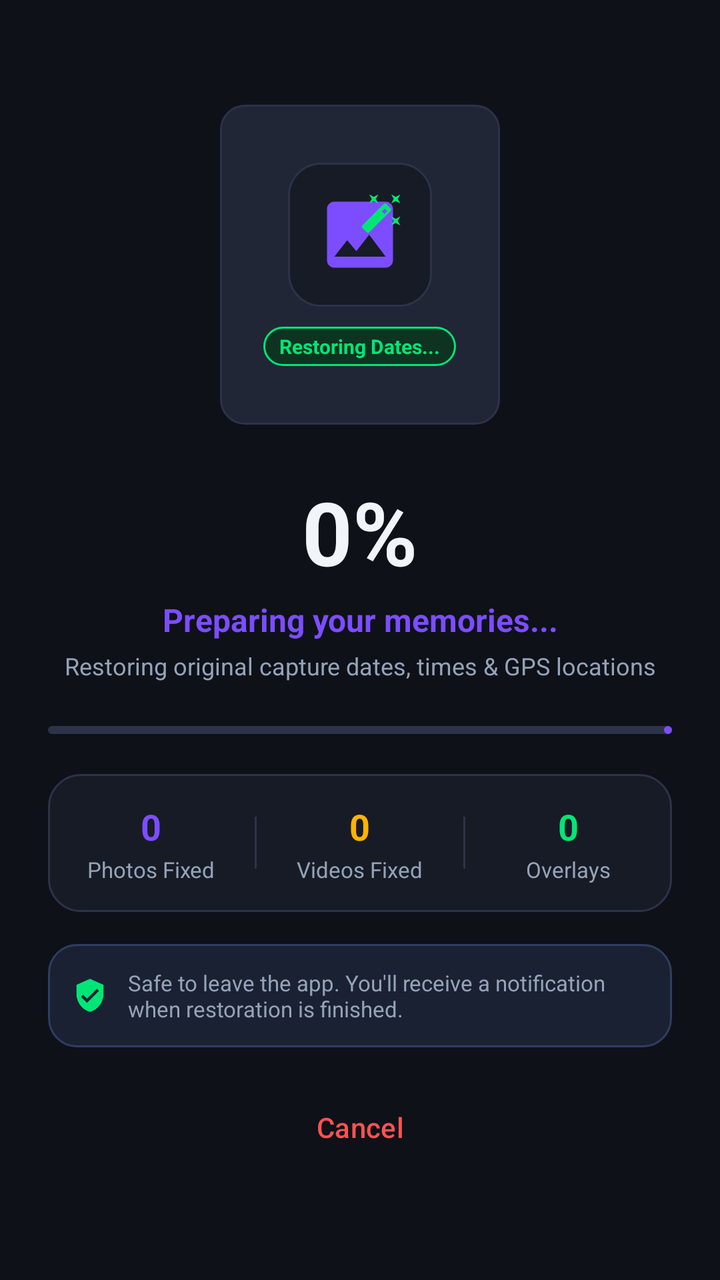
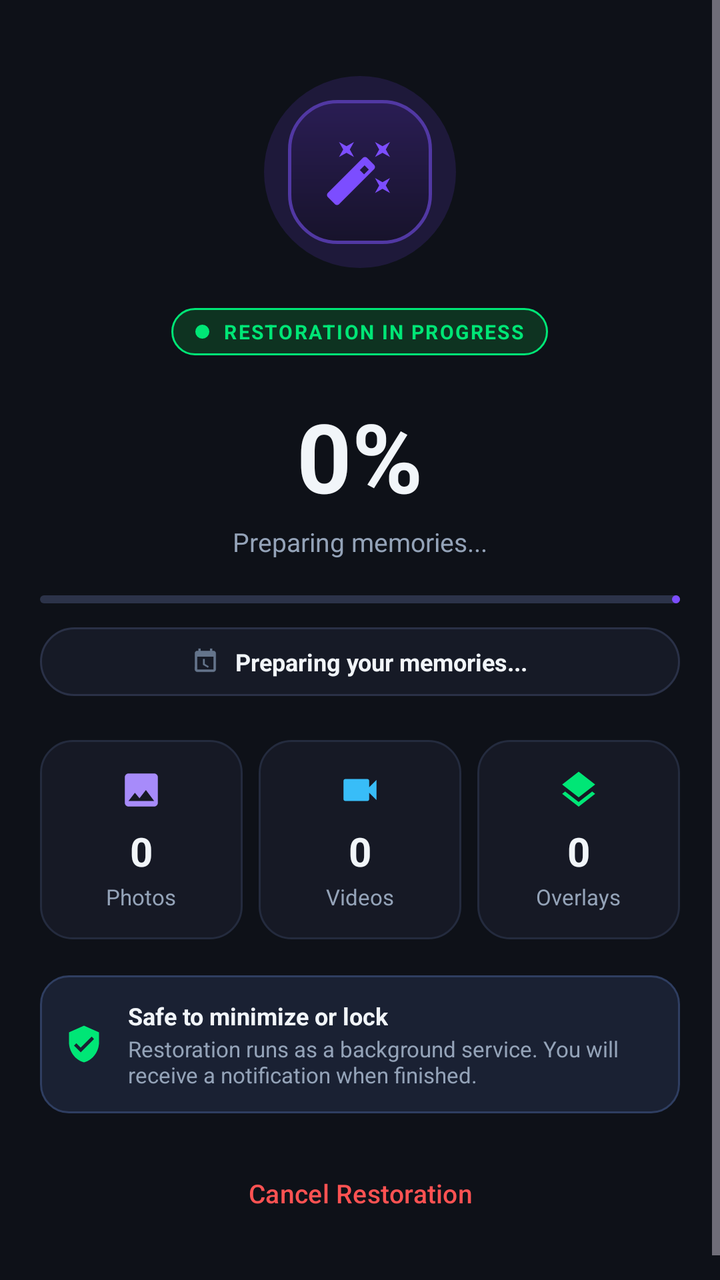

An Android layout rendered at two revisions. The XML below is the earlier revision; the diff shows what the commit changed to produce the second picture.
<!-- AndroidManifest.xml: application theme Theme.MemoryFix -->
<!-- res/layout/fragment_processing.xml -->
<?xml version="1.0" encoding="utf-8"?>
<LinearLayout xmlns:android="http://schemas.android.com/apk/res/android"
    xmlns:app="http://schemas.android.com/apk/res-auto"
    android:layout_width="match_parent"
    android:layout_height="match_parent"
    android:gravity="center"
    android:orientation="vertical"
    android:padding="24dp">

    
    <FrameLayout
        android:id="@+id/layoutPhotoFrame"
        android:layout_width="140dp"
        android:layout_height="160dp"
        android:background="@drawable/bg_card_elevated"
        android:padding="12dp">

        <LinearLayout
            android:layout_width="match_parent"
            android:layout_height="match_parent"
            android:gravity="center"
            android:orientation="vertical">

            
            <FrameLayout
                android:layout_width="72dp"
                android:layout_height="72dp"
                android:background="@drawable/bg_card"
                android:padding="14dp">

                <ImageView
                    android:id="@+id/ivAnimatedPhoto"
                    android:layout_width="match_parent"
                    android:layout_height="match_parent"
                    android:src="@drawable/ic_photo"
                    app:tint="@color/primary" />

                <ImageView
                    android:id="@+id/ivSparkleBadge"
                    android:layout_width="22dp"
                    android:layout_height="22dp"
                    android:layout_gravity="top|end"
                    android:src="@drawable/ic_auto_fix"
                    app:tint="@color/accent" />
            </FrameLayout>

            
            <TextView
                android:id="@+id/tvFrameDateBadge"
                android:layout_width="wrap_content"
                android:layout_height="wrap_content"
                android:layout_marginTop="10dp"
                android:background="@drawable/bg_badge_pill"
                android:paddingHorizontal="8dp"
                android:paddingVertical="3dp"
                android:text="Restoring Dates..."
                android:textColor="@color/accent"
                android:textSize="10sp"
                android:textStyle="bold" />
        </LinearLayout>
    </FrameLayout>

    
    <TextView
        android:id="@+id/tvProgressPercentage"
        android:layout_width="wrap_content"
        android:layout_height="wrap_content"
        android:layout_marginTop="24dp"
        android:text="0%"
        android:textColor="@color/text_primary"
        android:textSize="44sp"
        android:textStyle="bold" />

    
    <TextView
        android:id="@+id/tvSingleStatus"
        android:layout_width="wrap_content"
        android:layout_height="wrap_content"
        android:layout_marginTop="4dp"
        android:gravity="center"
        android:text="Preparing your memories..."
        android:textColor="@color/primary"
        android:textSize="16sp"
        android:textStyle="bold" />

    <TextView
        android:layout_width="wrap_content"
        android:layout_height="wrap_content"
        android:layout_marginTop="4dp"
        android:gravity="center"
        android:text="Restoring original capture dates, times &amp; GPS locations"
        android:textColor="@color/text_secondary"
        android:textSize="12sp" />

    
    <com.google.android.material.progressindicator.LinearProgressIndicator
        android:id="@+id/progressLinear"
        android:layout_width="match_parent"
        android:layout_height="8dp"
        android:layout_marginTop="22dp"
        app:indicatorColor="@color/primary"
        app:trackColor="@color/surface_border"
        app:trackCornerRadius="4dp" />

    
    <LinearLayout
        android:layout_width="match_parent"
        android:layout_height="wrap_content"
        android:layout_marginTop="20dp"
        android:background="@drawable/bg_card"
        android:gravity="center"
        android:orientation="horizontal"
        android:paddingVertical="14dp">

        <LinearLayout
            android:layout_width="0dp"
            android:layout_height="wrap_content"
            android:layout_weight="1"
            android:gravity="center"
            android:orientation="vertical">

            <TextView
                android:id="@+id/tvLivePhotosFixed"
                android:layout_width="wrap_content"
                android:layout_height="wrap_content"
                android:text="0"
                android:textColor="@color/primary"
                android:textSize="18sp"
                android:textStyle="bold" />

            <TextView
                android:layout_width="wrap_content"
                android:layout_height="wrap_content"
                android:layout_marginTop="2dp"
                android:text="Photos Fixed"
                android:textColor="@color/text_secondary"
                android:textSize="11sp" />
        </LinearLayout>

        <View
            android:layout_width="1dp"
            android:layout_height="26dp"
            android:background="@color/surface_border" />

        <LinearLayout
            android:layout_width="0dp"
            android:layout_height="wrap_content"
            android:layout_weight="1"
            android:gravity="center"
            android:orientation="vertical">

            <TextView
                android:id="@+id/tvLiveVideosFixed"
                android:layout_width="wrap_content"
                android:layout_height="wrap_content"
                android:text="0"
                android:textColor="@color/amber"
                android:textSize="18sp"
                android:textStyle="bold" />

            <TextView
                android:layout_width="wrap_content"
                android:layout_height="wrap_content"
                android:layout_marginTop="2dp"
                android:text="Videos Fixed"
                android:textColor="@color/text_secondary"
                android:textSize="11sp" />
        </LinearLayout>

        <View
            android:layout_width="1dp"
            android:layout_height="26dp"
            android:background="@color/surface_border" />

        <LinearLayout
            android:layout_width="0dp"
            android:layout_height="wrap_content"
            android:layout_weight="1"
            android:gravity="center"
            android:orientation="vertical">

            <TextView
                android:id="@+id/tvLiveOverlaysMerged"
                android:layout_width="wrap_content"
                android:layout_height="wrap_content"
                android:text="0"
                android:textColor="@color/accent"
                android:textSize="18sp"
                android:textStyle="bold" />

            <TextView
                android:layout_width="wrap_content"
                android:layout_height="wrap_content"
                android:layout_marginTop="2dp"
                android:text="Overlays"
                android:textColor="@color/text_secondary"
                android:textSize="11sp" />
        </LinearLayout>
    </LinearLayout>

    
    <LinearLayout
        android:layout_width="match_parent"
        android:layout_height="wrap_content"
        android:layout_marginTop="16dp"
        android:background="@drawable/bg_tip_card"
        android:gravity="center_vertical"
        android:orientation="horizontal"
        android:padding="12dp">

        <ImageView
            android:layout_width="18dp"
            android:layout_height="18dp"
            android:src="@drawable/ic_shield_check"
            app:tint="@color/accent" />

        <TextView
            android:layout_width="0dp"
            android:layout_height="wrap_content"
            android:layout_marginStart="10dp"
            android:layout_weight="1"
            android:text="Safe to leave the app. You'll receive a notification when restoration is finished."
            android:textColor="@color/text_secondary"
            android:textSize="11sp" />
    </LinearLayout>

    
    <com.google.android.material.button.MaterialButton
        android:id="@+id/btnCancelProcessing"
        style="@style/Widget.Material3.Button.TextButton"
        android:layout_width="wrap_content"
        android:layout_height="wrap_content"
        android:layout_marginTop="16dp"
        android:text="@string/btn_cancel"
        android:textColor="@color/error" />

</LinearLayout>
<!-- resources referenced by this layout -->
<resources>
  <color name="accent">#00E676</color>
  <color name="amber">#FFB300</color>
  <color name="error">#FF5252</color>
  <color name="primary">#7C4DFF</color>
  <color name="surface_border">#2C3349</color>
  <color name="text_primary">#F1F5F9</color>
  <color name="text_secondary">#94A3B8</color>
  <!-- drawable bg_card (drawable) -->
  <?xml version="1.0" encoding="utf-8"?>
  <shape xmlns:android="http://schemas.android.com/apk/res/android"
      android:shape="rectangle">
      <solid android:color="@color/surface_card" />
      <corners android:radius="16dp" />
      <stroke android:width="1dp" android:color="@color/surface_border" />
  </shape>
  <!-- drawable bg_card_elevated (drawable) -->
  <?xml version="1.0" encoding="utf-8"?>
  <shape xmlns:android="http://schemas.android.com/apk/res/android"
      android:shape="rectangle">
      <solid android:color="@color/surface_card_elevated" />
      <corners android:radius="12dp" />
      <stroke android:width="1dp" android:color="@color/surface_border" />
  </shape>
  <string name="btn_cancel">Cancel</string>
  <color name="accent_container">#0E3321</color>
  <color name="surface_card">#171B26</color>
  <color name="surface_card_elevated">#212636</color>
  <color name="primary_variant">#651FFF</color>
  <color name="on_primary">#FFFFFF</color>
  <color name="on_accent">#00391A</color>
  <color name="bg_dark">#0E1118</color>
  <!-- unchanged entries left out for length: 6 -->
</resources>

<!-- the commit's change to res/layout/fragment_processing.xml (unified diff, before → after) -->
@@ -1,237 +1,321 @@
 <?xml version="1.0" encoding="utf-8"?>
-<LinearLayout xmlns:android="http://schemas.android.com/apk/res/android"
+<ScrollView xmlns:android="http://schemas.android.com/apk/res/android"
     xmlns:app="http://schemas.android.com/apk/res-auto"
     android:layout_width="match_parent"
     android:layout_height="match_parent"
-    android:gravity="center"
-    android:orientation="vertical"
-    android:padding="24dp">
-
-    
-    <FrameLayout
-        android:id="@+id/layoutPhotoFrame"
-        android:layout_width="140dp"
-        android:layout_height="160dp"
-        android:background="@drawable/bg_card_elevated"
-        android:padding="12dp">
-
-        <LinearLayout
-            android:layout_width="match_parent"
-            android:layout_height="match_parent"
-            android:gravity="center"
-            android:orientation="vertical">
+    android:background="@color/bg_dark"
+    android:fillViewport="true">
+
+    <LinearLayout
+        android:layout_width="match_parent"
+        android:layout_height="wrap_content"
+        android:gravity="center_horizontal"
+        android:orientation="vertical"
+        android:paddingHorizontal="20dp"
+        android:paddingVertical="32dp">
+
+        
+        <View
+            android:layout_width="match_parent"
+            android:layout_height="0dp"
+            android:layout_weight="0.4" />
+
+        
+        <FrameLayout
+            android:id="@+id/layoutHeroOrb"
+            android:layout_width="108dp"
+            android:layout_height="108dp">
+
+            
+            <View
+                android:id="@+id/viewPulseGlow"
+                android:layout_width="96dp"
+                android:layout_height="96dp"
+                android:layout_gravity="center"
+                android:background="@drawable/bg_pulse_glow" />
 
             
             <FrameLayout
                 android:layout_width="72dp"
                 android:layout_height="72dp"
-                android:background="@drawable/bg_card"
-                android:padding="14dp">
+                android:layout_gravity="center"
+                android:background="@drawable/bg_processing_orb"
+                android:padding="18dp">
 
                 <ImageView
-                    android:id="@+id/ivAnimatedPhoto"
+                    android:id="@+id/ivAnimatedIcon"
                     android:layout_width="match_parent"
                     android:layout_height="match_parent"
-                    android:src="@drawable/ic_photo"
+                    android:src="@drawable/ic_auto_fix"
                     app:tint="@color/primary" />
-
-                <ImageView
-                    android:id="@+id/ivSparkleBadge"
-                    android:layout_width="22dp"
-                    android:layout_height="22dp"
-                    android:layout_gravity="top|end"
-                    android:src="@drawable/ic_auto_fix"
-                    app:tint="@color/accent" />
             </FrameLayout>
-
-            
+        </FrameLayout>
+
+        
+        <LinearLayout
+            android:layout_width="wrap_content"
+            android:layout_height="wrap_content"
+            android:layout_marginTop="14dp"
+            android:background="@drawable/bg_badge_pill"
+            android:gravity="center_vertical"
+            android:orientation="horizontal"
+            android:paddingHorizontal="12dp"
+            android:paddingVertical="5dp">
+
+            <View
+                android:id="@+id/viewLiveDot"
+                android:layout_width="7dp"
+                android:layout_height="7dp"
+                android:layout_marginEnd="7dp"
+                android:background="@drawable/bg_live_dot" />
+
             <TextView
-                android:id="@+id/tvFrameDateBadge"
                 android:layout_width="wrap_content"
                 android:layout_height="wrap_content"
-                android:layout_marginTop="10dp"
-                android:background="@drawable/bg_badge_pill"
-                android:paddingHorizontal="8dp"
-                android:paddingVertical="3dp"
-                android:text="Restoring Dates..."
+                android:letterSpacing="0.08"
+                android:text="@string/processing_live_badge"
                 android:textColor="@color/accent"
                 android:textSize="10sp"
                 android:textStyle="bold" />
         </LinearLayout>
-    </FrameLayout>
-
-    
-    <TextView
-        android:id="@+id/tvProgressPercentage"
-        android:layout_width="wrap_content"
-        android:layout_height="wrap_content"
-        android:layout_marginTop="24dp"
-        android:text="0%"
-        android:textColor="@color/text_primary"
-        android:textSize="44sp"
-        android:textStyle="bold" />
-
-    
-    <TextView
-        android:id="@+id/tvSingleStatus"
-        android:layout_width="wrap_content"
-        android:layout_height="wrap_content"
-        android:layout_marginTop="4dp"
-        android:gravity="center"
-        android:text="Preparing your memories..."
-        android:textColor="@color/primary"
-        android:textSize="16sp"
-        android:textStyle="bold" />
-
-    <TextView
-        android:layout_width="wrap_content"
-        android:layout_height="wrap_content"
-        android:layout_marginTop="4dp"
-        android:gravity="center"
-        android:text="Restoring original capture dates, times &amp; GPS locations"
-        android:textColor="@color/text_secondary"
-        android:textSize="12sp" />
-
-    
-    <com.google.android.material.progressindicator.LinearProgressIndicator
-        android:id="@+id/progressLinear"
-        android:layout_width="match_parent"
-        android:layout_height="8dp"
-        android:layout_marginTop="22dp"
-        app:indicatorColor="@color/primary"
-        app:trackColor="@color/surface_border"
-        app:trackCornerRadius="4dp" />
-
-    
-    <LinearLayout
-        android:layout_width="match_parent"
-        android:layout_height="wrap_content"
-        android:layout_marginTop="20dp"
-        android:background="@drawable/bg_card"
-        android:gravity="center"
-        android:orientation="horizontal"
-        android:paddingVertical="14dp">
-
+
+        
+        <TextView
+            android:id="@+id/tvProgressPercentage"
+            android:layout_width="wrap_content"
+            android:layout_height="wrap_content"
+            android:layout_marginTop="18dp"
+            android:text="0%"
+            android:textColor="@color/text_primary"
+            android:textSize="48sp"
+            android:textStyle="bold" />
+
+        
+        <TextView
+            android:id="@+id/tvItemCounter"
+            android:layout_width="wrap_content"
+            android:layout_height="wrap_content"
+            android:layout_marginTop="2dp"
+            android:text="Preparing memories..."
+            android:textColor="@color/text_secondary"
+            android:textSize="13sp" />
+
+        
+        <com.google.android.material.progressindicator.LinearProgressIndicator
+            android:id="@+id/progressLinear"
+            android:layout_width="match_parent"
+            android:layout_height="8dp"
+            android:layout_marginTop="18dp"
+            app:indicatorColor="@color/primary"
+            app:trackColor="@color/surface_border"
+            app:trackCornerRadius="4dp" />
+
+        
         <LinearLayout
-            android:layout_width="0dp"
-            android:layout_height="wrap_content"
-            android:layout_weight="1"
+            android:id="@+id/layoutStatusPill"
+            android:layout_width="match_parent"
+            android:layout_height="wrap_content"
+            android:layout_marginTop="12dp"
+            android:background="@drawable/bg_status_pill"
             android:gravity="center"
-            android:orientation="vertical">
+            android:orientation="horizontal"
+            android:paddingHorizontal="14dp"
+            android:paddingVertical="9dp">
+
+            <ImageView
+                android:layout_width="14dp"
+                android:layout_height="14dp"
+                android:layout_marginEnd="8dp"
+                android:src="@drawable/ic_calendar_clock"
+                app:tint="@color/text_tertiary" />
 
             <TextView
-                android:id="@+id/tvLivePhotosFixed"
+                android:id="@+id/tvSingleStatus"
                 android:layout_width="wrap_content"
                 android:layout_height="wrap_content"
-                android:text="0"
-                android:textColor="@color/primary"
-                android:textSize="18sp"
+                android:ellipsize="middle"
+                android:singleLine="true"
+                android:text="Preparing your memories..."
+                android:textColor="@color/text_primary"
+                android:textSize="12sp"
                 android:textStyle="bold" />
-
-            <TextView
-                android:layout_width="wrap_content"
-                android:layout_height="wrap_content"
-                android:layout_marginTop="2dp"
-                android:text="Photos Fixed"
-                android:textColor="@color/text_secondary"
-                android:textSize="11sp" />
         </LinearLayout>
 
+        
+        <LinearLayout
+            android:layout_width="match_parent"
+            android:layout_height="wrap_content"
+            android:layout_marginTop="22dp"
+            android:orientation="horizontal">
+
+            
+            <LinearLayout
+                android:layout_width="0dp"
+                android:layout_height="wrap_content"
+                android:layout_marginEnd="8dp"
+                android:layout_weight="1"
+                android:background="@drawable/bg_stat_card"
+                android:gravity="center"
+                android:orientation="vertical"
+                android:paddingVertical="14dp"
+                android:paddingHorizontal="8dp">
+
+                <ImageView
+                    android:layout_width="22dp"
+                    android:layout_height="22dp"
+                    android:src="@drawable/ic_photo"
+                    app:tint="@color/photo_purple" />
+
+                <TextView
+                    android:id="@+id/tvLivePhotosFixed"
+                    android:layout_width="wrap_content"
+                    android:layout_height="wrap_content"
+                    android:layout_marginTop="6dp"
+                    android:text="0"
+                    android:textColor="@color/text_primary"
+                    android:textSize="20sp"
+                    android:textStyle="bold" />
+
+                <TextView
+                    android:layout_width="wrap_content"
+                    android:layout_height="wrap_content"
+                    android:layout_marginTop="2dp"
+                    android:text="Photos"
+                    android:textColor="@color/text_secondary"
+                    android:textSize="11sp" />
+            </LinearLayout>
+
+            
+            <LinearLayout
+                android:layout_width="0dp"
+                android:layout_height="wrap_content"
+                android:layout_marginEnd="8dp"
+                android:layout_weight="1"
+                android:background="@drawable/bg_stat_card"
+                android:gravity="center"
+                android:orientation="vertical"
+                android:paddingVertical="14dp"
+                android:paddingHorizontal="8dp">
+
+                <ImageView
+                    android:layout_width="22dp"
+                    android:layout_height="22dp"
+                    android:src="@drawable/ic_videocam"
+                    app:tint="@color/video_blue" />
+
+                <TextView
+                    android:id="@+id/tvLiveVideosFixed"
+                    android:layout_width="wrap_content"
+                    android:layout_height="wrap_content"
+                    android:layout_marginTop="6dp"
+                    android:text="0"
+                    android:textColor="@color/text_primary"
+                    android:textSize="20sp"
+                    android:textStyle="bold" />
+
+                <TextView
+                    android:layout_width="wrap_content"
+                    android:layout_height="wrap_content"
+                    android:layout_marginTop="2dp"
+                    android:text="Videos"
+                    android:textColor="@color/text_secondary"
+                    android:textSize="11sp" />
+            </LinearLayout>
+
+            
+            <LinearLayout
+                android:layout_width="0dp"
+                android:layout_height="wrap_content"
+                android:layout_weight="1"
+                android:background="@drawable/bg_stat_card"
+                android:gravity="center"
+                android:orientation="vertical"
+                android:paddingVertical="14dp"
+                android:paddingHorizontal="8dp">
+
+                <ImageView
+                    android:layout_width="22dp"
+                    android:layout_height="22dp"
+                    android:src="@drawable/ic_layers"
+                    app:tint="@color/accent" />
+
+                <TextView
+                    android:id="@+id/tvLiveOverlaysMerged"
+                    android:layout_width="wrap_content"
+                    android:layout_height="wrap_content"
+                    android:layout_marginTop="6dp"
+                    android:text="0"
+                    android:textColor="@color/text_primary"
+                    android:textSize="20sp"
+                    android:textStyle="bold" />
+
+                <TextView
+                    android:layout_width="wrap_content"
+                    android:layout_height="wrap_content"
+                    android:layout_marginTop="2dp"
+                    android:text="Overlays"
+                    android:textColor="@color/text_secondary"
+                    android:textSize="11sp" />
+            </LinearLayout>
+        </LinearLayout>
+
+        
+        <LinearLayout
+            android:layout_width="match_parent"
+            android:layout_height="wrap_content"
+            android:layout_marginTop="18dp"
+            android:background="@drawable/bg_tip_card"
+            android:gravity="center_vertical"
+            android:orientation="horizontal"
+            android:padding="12dp">
+
+            <ImageView
+                android:layout_width="20dp"
+                android:layout_height="20dp"
+                android:layout_marginEnd="12dp"
+                android:src="@drawable/ic_shield_check"
+                app:tint="@color/accent" />
+
+            <LinearLayout
+                android:layout_width="0dp"
+                android:layout_height="wrap_content"
+                android:layout_weight="1"
+                android:orientation="vertical">
+
+                <TextView
+                    android:layout_width="wrap_content"
+                    android:layout_height="wrap_content"
+                    android:text="@string/processing_safe_title"
+                    android:textColor="@color/text_primary"
+                    android:textSize="12sp"
+                    android:textStyle="bold" />
+
+                <TextView
+                    android:layout_width="wrap_content"
+                    android:layout_height="wrap_content"
+                    android:layout_marginTop="1dp"
+                    android:text="@string/processing_safe_desc"
+                    android:textColor="@color/text_secondary"
+                    android:textSize="11sp" />
+            </LinearLayout>
+        </LinearLayout>
+
+        
+        <com.google.android.material.button.MaterialButton
+            android:id="@+id/btnCancelProcessing"
+            style="@style/Widget.Material3.Button.TextButton"
+            android:layout_width="wrap_content"
+            android:layout_height="wrap_content"
+            android:layout_marginTop="16dp"
+            android:text="@string/btn_cancel_processing"
+            android:textColor="@color/error"
+            android:textSize="13sp" />
+
+        
         <View
-            android:layout_width="1dp"
-            android:layout_height="26dp"
-            android:background="@color/surface_border" />
-
-        <LinearLayout
-            android:layout_width="0dp"
-            android:layout_height="wrap_content"
-            android:layout_weight="1"
-            android:gravity="center"
-            android:orientation="vertical">
-
-            <TextView
-                android:id="@+id/tvLiveVideosFixed"
-                android:layout_width="wrap_content"
-                android:layout_height="wrap_content"
-                android:text="0"
-                android:textColor="@color/amber"
-                android:textSize="18sp"
-                android:textStyle="bold" />
-
-            <TextView
-                android:layout_width="wrap_content"
-                android:layout_height="wrap_content"
-                android:layout_marginTop="2dp"
-                android:text="Videos Fixed"
-                android:textColor="@color/text_secondary"
-                android:textSize="11sp" />
-        </LinearLayout>
-
-        <View
-            android:layout_width="1dp"
-            android:layout_height="26dp"
-            android:background="@color/surface_border" />
-
-        <LinearLayout
-            android:layout_width="0dp"
-            android:layout_height="wrap_content"
-            android:layout_weight="1"
-            android:gravity="center"
-            android:orientation="vertical">
-
-            <TextView
-                android:id="@+id/tvLiveOverlaysMerged"
-                android:layout_width="wrap_content"
-                android:layout_height="wrap_content"
-                android:text="0"
-                android:textColor="@color/accent"
-                android:textSize="18sp"
-                android:textStyle="bold" />
-
-            <TextView
-                android:layout_width="wrap_content"
-                android:layout_height="wrap_content"
-                android:layout_marginTop="2dp"
-                android:text="Overlays"
-                android:textColor="@color/text_secondary"
-                android:textSize="11sp" />
-        </LinearLayout>
+            android:layout_width="match_parent"
+            android:layout_height="0dp"
+            android:layout_weight="0.6" />
+
     </LinearLayout>
-
-    
-    <LinearLayout
-        android:layout_width="match_parent"
-        android:layout_height="wrap_content"
-        android:layout_marginTop="16dp"
-        android:background="@drawable/bg_tip_card"
-        android:gravity="center_vertical"
-        android:orientation="horizontal"
-        android:padding="12dp">
-
-        <ImageView
-            android:layout_width="18dp"
-            android:layout_height="18dp"
-            android:src="@drawable/ic_shield_check"
-            app:tint="@color/accent" />
-
-        <TextView
-            android:layout_width="0dp"
-            android:layout_height="wrap_content"
-            android:layout_marginStart="10dp"
-            android:layout_weight="1"
-            android:text="Safe to leave the app. You'll receive a notification when restoration is finished."
-            android:textColor="@color/text_secondary"
-            android:textSize="11sp" />
-    </LinearLayout>
-
-    
-    <com.google.android.material.button.MaterialButton
-        android:id="@+id/btnCancelProcessing"
-        style="@style/Widget.Material3.Button.TextButton"
-        android:layout_width="wrap_content"
-        android:layout_height="wrap_content"
-        android:layout_marginTop="16dp"
-        android:text="@string/btn_cancel"
-        android:textColor="@color/error" />
-
-</LinearLayout>
+</ScrollView>
<!-- resource entries referenced after the edit -->
@@ -1,32 +1,95 @@
 <!-- resources referenced by this layout -->
 <resources>
   <color name="accent">#00E676</color>
-  <color name="amber">#FFB300</color>
   <color name="error">#FF5252</color>
+  <color name="photo_purple">#A78BFA</color>
   <color name="primary">#7C4DFF</color>
   <color name="surface_border">#2C3349</color>
   <color name="text_primary">#F1F5F9</color>
   <color name="text_secondary">#94A3B8</color>
-  <!-- drawable bg_card (drawable) -->
+  <color name="text_tertiary">#64748B</color>
+  <color name="video_blue">#38BDF8</color>
+  <!-- drawable bg_live_dot (drawable) -->
+  <?xml version="1.0" encoding="utf-8"?>
+  <shape xmlns:android="http://schemas.android.com/apk/res/android"
+      android:shape="oval">
+      <solid android:color="@color/accent" />
+  </shape>
+  <!-- drawable bg_processing_orb (drawable) -->
   <?xml version="1.0" encoding="utf-8"?>
   <shape xmlns:android="http://schemas.android.com/apk/res/android"
       android:shape="rectangle">
-      <solid android:color="@color/surface_card" />
-      <corners android:radius="16dp" />
-      <stroke android:width="1dp" android:color="@color/surface_border" />
+      <gradient
+          android:angle="270"
+          android:startColor="#2A1D54"
+          android:endColor="#17132B" />
+      <corners android:radius="24dp" />
+      <stroke
+          android:width="1.5dp"
+          android:color="#5138A3" />
   </shape>
-  <!-- drawable bg_card_elevated (drawable) -->
+  <!-- drawable bg_pulse_glow (drawable) -->
+  <?xml version="1.0" encoding="utf-8"?>
+  <shape xmlns:android="http://schemas.android.com/apk/res/android"
+      android:shape="oval">
+      <solid android:color="#267C4DFF" />
+  </shape>
+  <!-- drawable bg_stat_card (drawable) -->
   <?xml version="1.0" encoding="utf-8"?>
   <shape xmlns:android="http://schemas.android.com/apk/res/android"
       android:shape="rectangle">
-      <solid android:color="@color/surface_card_elevated" />
-      <corners android:radius="12dp" />
-      <stroke android:width="1dp" android:color="@color/surface_border" />
+      <solid android:color="#161925" />
+      <corners android:radius="16dp" />
+      <stroke
+          android:width="1dp"
+          android:color="#242B3E" />
   </shape>
-  <string name="btn_cancel">Cancel</string>
+  <!-- drawable bg_status_pill (drawable) -->
+  <?xml version="1.0" encoding="utf-8"?>
+  <shape xmlns:android="http://schemas.android.com/apk/res/android"
+      android:shape="rectangle">
+      <solid android:color="#161A26" />
+      <corners android:radius="20dp" />
+      <stroke
+          android:width="1dp"
+          android:color="#2A3147" />
+  </shape>
+  <!-- drawable ic_calendar_clock (drawable) -->
+  <vector xmlns:android="http://schemas.android.com/apk/res/android"
+      android:width="24dp"
+      android:height="24dp"
+      android:viewportWidth="24"
+      android:viewportHeight="24">
+    <path
+        android:fillColor="#FFFFFFFF"
+        android:pathData="M19,3h-1V1h-2v2H8V1H6v2H5c-1.11,0 -1.99,0.9 -1.99,2L3,19c0,1.1 0.89,2 2,2h14c1.1,0 2,-0.9 2,-2V5c0,-1.1 -0.9,-2 -2,-2zm0,16H5V8h14v11zM11.5,10H10v5l4.2,2.5 0.8,-1.2 -3.5,-2.1V10z"/>
+  </vector>
+  <!-- drawable ic_layers (drawable) -->
+  <vector xmlns:android="http://schemas.android.com/apk/res/android"
+      android:width="24dp"
+      android:height="24dp"
+      android:viewportWidth="24"
+      android:viewportHeight="24">
+    <path
+        android:fillColor="#FFFFFFFF"
+        android:pathData="M11.99,18.54l-7.37,-5.73L3,14.07l9,7 9,-7 -1.63,-1.27 -7.38,5.74zM12,16l7.36,-5.73L21,9l-9,-7 -9,7 1.63,1.27L12,16z"/>
+  </vector>
+  <!-- drawable ic_videocam (drawable) -->
+  <vector xmlns:android="http://schemas.android.com/apk/res/android"
+      android:width="24dp"
+      android:height="24dp"
+      android:viewportWidth="24"
+      android:viewportHeight="24">
+    <path
+        android:fillColor="#FFFFFFFF"
+        android:pathData="M17,10.5V7c0,-0.55 -0.45,-1 -1,-1H4c-0.55,0 -1,0.45 -1,1v10c0,0.55 0.45,1 1,1h12c0.55,0 1,-0.45 1,-1v-3.5l4,4v-11l-4,4z"/>
+  </vector>
+  <string name="btn_cancel_processing">Cancel Restoration</string>
+  <string name="processing_live_badge">RESTORATION IN PROGRESS</string>
+  <string name="processing_safe_desc">Restoration runs as a background service. You will receive a notification when finished.</string>
+  <string name="processing_safe_title">Safe to minimize or lock</string>
   <color name="accent_container">#0E3321</color>
   <color name="surface_card">#171B26</color>
-  <color name="surface_card_elevated">#212636</color>
   <color name="primary_variant">#651FFF</color>
   <color name="on_primary">#FFFFFF</color>
   <color name="on_accent">#00391A</color>
